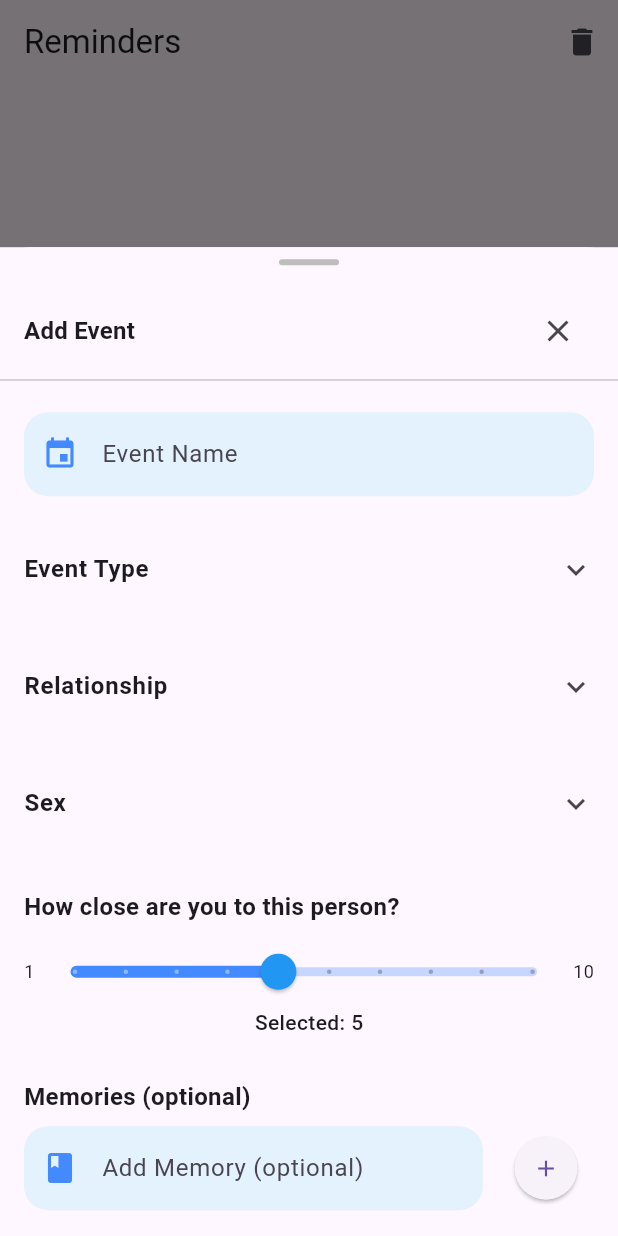
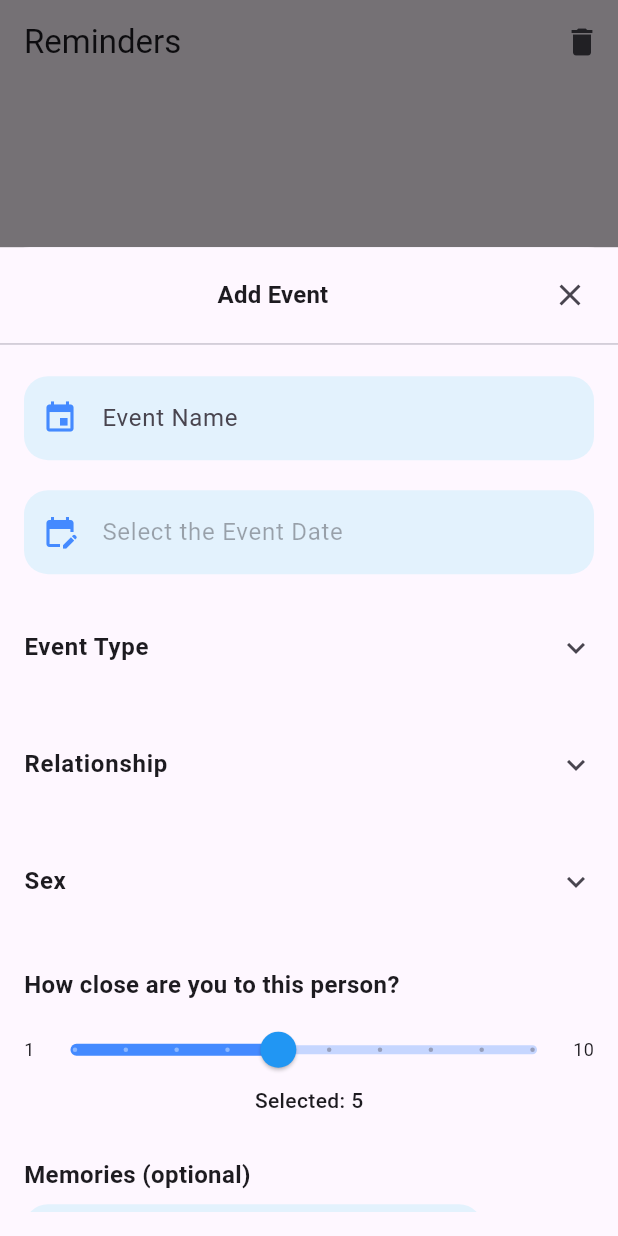
Before and after one commit to oluwasegunilori/celebray, a Flutter app: the RemindersScreen screen opened directly, after a tap on the "add" icon, on a phone screen of 412 x 824 dp. Run offline on Flutter 3.47's test engine with Material 3 defaults, Android fonts, the light colour scheme and no system bars; our stand-ins replace equatable, firebase_auth, firebase_core, floor, flutter_riverpod, flutter_secure_storage and 5 more; accounts and stored records are empty; generated files the repository leaves out were written again.

Commit message:
Add date formatting

```diff
--- a/lib/features/reminders/ui/add_event_screen.dart
+++ b/lib/features/reminders/ui/add_event_screen.dart
@@ -1,6 +1,7 @@
 import 'package:celebray/features/events/providers/event_provider.dart';
 import 'package:celebray/features/reminders/domain/event_model.dart';
 import 'package:celebray/features/reminders/ui/ui_utils/custom_designs.dart';
+import 'package:celebray/utils/date_format.dart';
 import 'package:celebray/utils/unique_keys.dart';
 import 'package:flutter/material.dart';
 import 'package:flutter_riverpod/flutter_riverpod.dart';
@@ -53,6 +54,7 @@ class _AddEventScreenState extends ConsumerState<AddEventScreen> {
 
   final TextEditingController eventNameController = TextEditingController();
   final TextEditingController memoriesController = TextEditingController();
+  final TextEditingController eventDateController = TextEditingController();
 
   @override
   Widget build(BuildContext context) {
@@ -73,6 +75,53 @@ class _AddEventScreenState extends ConsumerState<AddEventScreen> {
               onSaved: (v) => name = v ?? '',
               validator: (v) =>
                   v == null || v.isEmpty ? 'Please enter an event name' : null,
+            ),
+            const SizedBox(height: 20),
+            InkWell(
+              onTap: () async {
+                // 1️⃣ Pick the date
+                final pickedDate = await showDatePicker(
+                  context: context,
+                  initialDate: date,
+                  firstDate: DateTime.now(),
+                  lastDate: DateTime(2100),
+                );
+
+                if (pickedDate != null) {
+                  // 2️⃣ Pick the time
+                  final pickedTime = await showTimePicker(
+                    context: context,
+                    initialTime: TimeOfDay.fromDateTime(date),
+                  );
+
+                  if (pickedTime != null) {
+                    // 3️⃣ Combine date + time
+                    final pickedDateTime = DateTime(
+                      pickedDate.year,
+                      pickedDate.month,
+                      pickedDate.day,
+                      pickedTime.hour,
+                      pickedTime.minute,
+                    );
+
+                    setState(() => date = pickedDateTime);
+
+                    // 4️⃣ Format nicely: Wed, May 24 – 3:30 PM
+                    eventDateController.text = dateFormatterDay.format(date);
+                  }
+                }
+              },
+
+              splashColor: Colors.blueAccent.withOpacity(0.3),
+              child: _buildTextField(
+                label: 'Select the Event Date',
+                controller: eventDateController,
+                icon: Icons.edit_calendar,
+                onSaved: (v) => date = DateTime.parse(v ?? ''),
+                validator: (v) =>
+                    v == null || v.isEmpty ? 'Please Select a date' : null,
+                editable: false,
+              ),
             ),
             const SizedBox(height: 20),
             CustomExpansionTile(
@@ -221,22 +270,7 @@ class _AddEventScreenState extends ConsumerState<AddEventScreen> {
             ),
 
             const SizedBox(height: 20),
-            ElevatedButton.icon(
-              icon: const Icon(Icons.calendar_today),
-              label: Text(
-                'Select Event Date: ${date.toLocal().toString().split(' ')[0]}',
-              ),
-              onPressed: () async {
-                final picked = await showDatePicker(
-                  context: context,
-                  initialDate: date,
-                  firstDate: DateTime(2000),
-                  lastDate: DateTime(2100),
-                );
-                if (picked != null) setState(() => date = picked);
-              },
-            ),
-            const SizedBox(height: 30),
+
             ElevatedButton(
               style: ElevatedButton.styleFrom(
                 padding: const EdgeInsets.symmetric(vertical: 14),
@@ -285,12 +319,13 @@ class _AddEventScreenState extends ConsumerState<AddEventScreen> {
 
 Widget _buildTextField({
   required String label,
-  required TextEditingController controller,
+  TextEditingController? controller,
   String? hint,
   IconData? icon,
   bool optional = false,
   FormFieldSetter<String>? onSaved,
   FormFieldValidator<String>? validator,
+  bool editable = true,
 }) {
   return TextFormField(
     controller: controller,
@@ -310,6 +345,7 @@ Widget _buildTextField({
         borderSide: const BorderSide(color: Colors.blueAccent, width: 2),
       ),
       contentPadding: const EdgeInsets.symmetric(horizontal: 20, vertical: 16),
+      enabled: editable,
     ),
     style: const TextStyle(fontSize: 16, fontWeight: FontWeight.w500),
     onSaved: onSaved,
--- a/lib/features/reminders/ui/ui_utils/custom_designs.dart
+++ b/lib/features/reminders/ui/ui_utils/custom_designs.dart
@@ -30,48 +30,32 @@ class CustomExpansionTile extends StatelessWidget {
   }
 }
 
-
 class SheetHeader extends StatelessWidget {
   final String title;
   final VoidCallback? onClose;
 
-  const SheetHeader({
-    super.key,
-    required this.title,
-    this.onClose,
-  });
+  const SheetHeader({super.key, required this.title, this.onClose});
 
   @override
   Widget build(BuildContext context) {
     return Column(
       children: [
         // Drag handle
-        Container(
-          width: 40,
-          height: 4,
-          margin: const EdgeInsets.only(top: 8, bottom: 12),
-          decoration: BoxDecoration(
-            color: Colors.grey[400],
-            borderRadius: BorderRadius.circular(2),
-          ),
-        ),
         Padding(
-          padding: const EdgeInsets.symmetric(horizontal: 16, vertical: 8),
+          padding: const EdgeInsets.symmetric(horizontal: 8, vertical: 8),
           child: Row(
             children: [
               Expanded(
                 child: Text(
                   title,
                   style: Theme.of(context).textTheme.titleMedium?.copyWith(
-                        fontWeight: FontWeight.bold,
-                      ),
+                    fontWeight: FontWeight.bold,
+                  ),
+                  textAlign: TextAlign.center,
                 ),
               ),
               if (onClose != null)
-                IconButton(
-                  icon: const Icon(Icons.close),
-                  onPressed: onClose,
-                ),
+                IconButton(icon: const Icon(Icons.close), onPressed: onClose),
             ],
           ),
         ),
--- /dev/null
+++ b/lib/utils/date_format.dart
@@ -0,0 +1,5 @@
+import 'package:intl/intl.dart';
+
+final DateFormat dateFormatterDay = DateFormat(
+  'EEE, MMM d – h:mm a',
+); // Wed, May 24
--- a/pubspec.yaml
+++ b/pubspec.yaml
@@ -46,6 +46,7 @@ dependencies:
   floor: ^1.5.0
   riverpod_annotation: ^2.6.1
   uuid: ^4.5.1
+  intl: ^0.20.2
 
 dev_dependencies:
   flutter_test:
```
Also changed, not shown: pubspec.lock.
